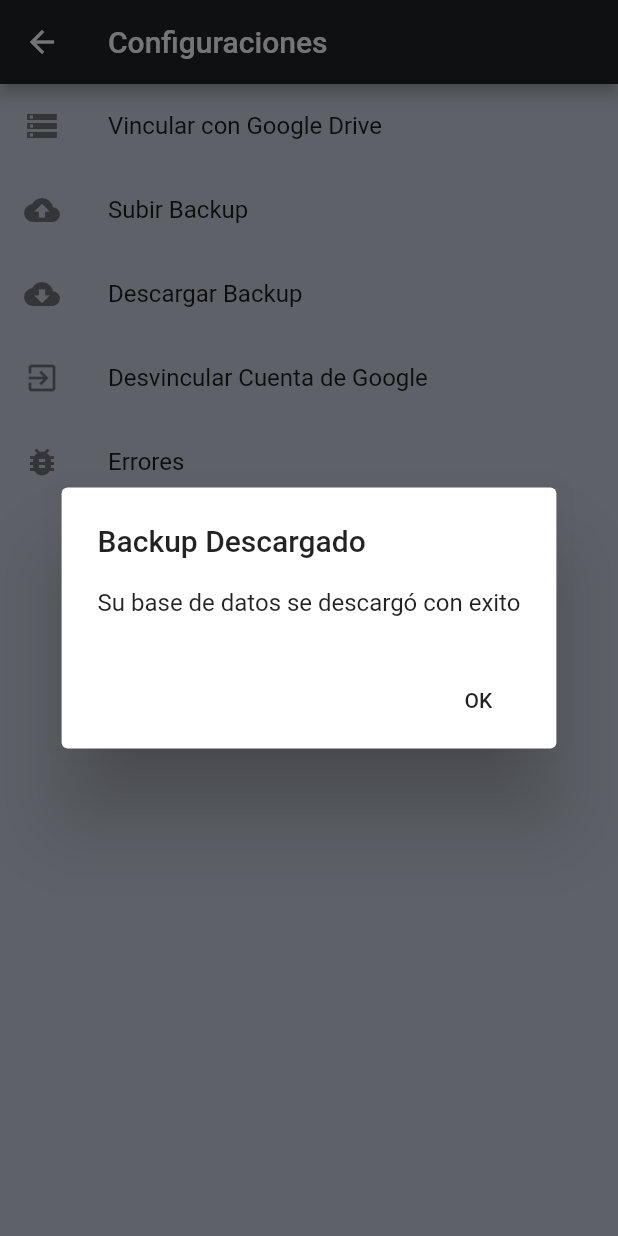
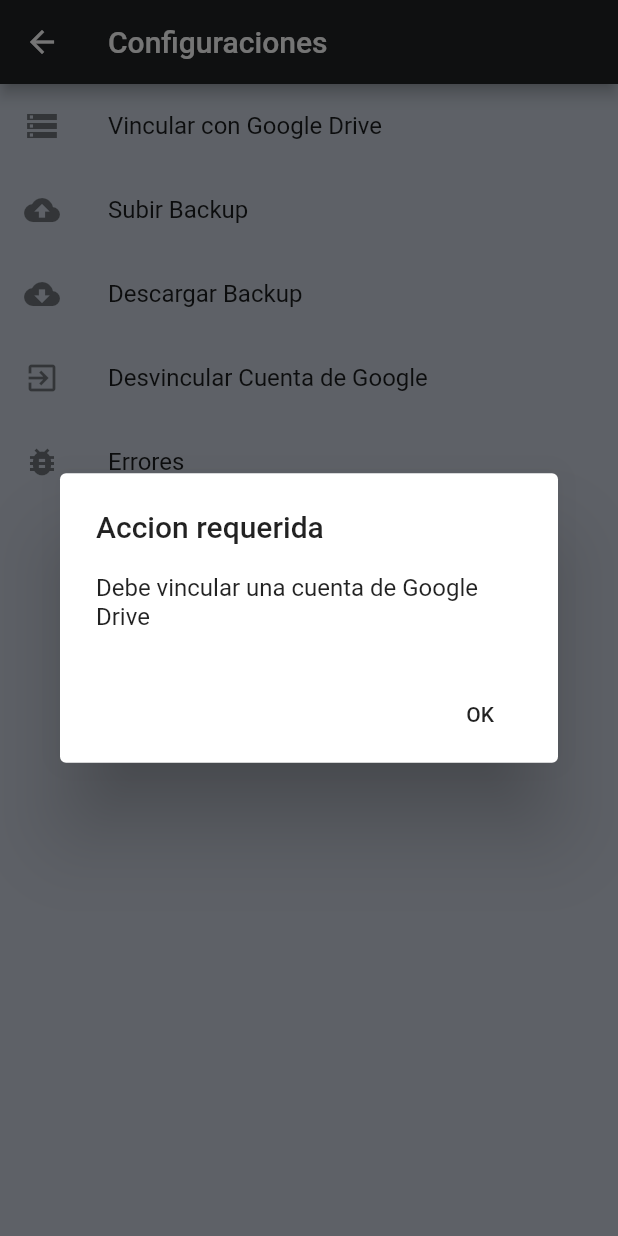
Before and after one commit to demonpo/ClientManagerApp, a Flutter app: the ListSettings screen opened directly, after a tap on "Descargar Backup", on a phone screen of 412 x 824 dp. Run offline on Flutter 3.47's test engine with Material 2 defaults, Android fonts, the phone set to English and light mode, and no system bars; our stand-ins replace firebase_auth, flutter_form_builder, flutter_secure_storage, google_sign_in, image_picker, intl_phone_number_input and 3 more; missing offline and left inert: generic_bloc_provider, googleapis, passcode_screen; accounts and stored records are empty.

Commit message:
[ADD] Progress Dialog and Alert Dialog in settings

```diff
--- a/client_manager_app/lib/Client/ui/widgets/list_settings.dart
+++ b/client_manager_app/lib/Client/ui/widgets/list_settings.dart
@@ -1,12 +1,40 @@
 import 'package:flutter/material.dart';
 import 'package:clientmanagerapp/database/databaseUpload.dart';
+import 'package:progress_dialog/progress_dialog.dart';
 
 
 class ListSettings extends StatelessWidget {
+  ProgressDialog pr;
   DatabaseUpload databaseUpload= new DatabaseUpload();
   @override
   Widget build(BuildContext context) {
+
+    pr = ProgressDialog(
+      context,
+      type: ProgressDialogType.Normal,
+      textDirection: TextDirection.ltr,
+      isDismissible: true,
+    );
+
+    pr.style(
+      message:
+      "Espere un momento ...",
+      borderRadius: 10.0,
+      backgroundColor: Colors.white,
+      elevation: 10.0,
+      insetAnimCurve: Curves.easeInOut,
+      progress: 0.0,
+      progressWidgetAlignment: Alignment.center,
+      maxProgress: 100.0,
+      progressTextStyle: TextStyle(
+          color: Colors.black, fontSize: 14.0, fontWeight: FontWeight.w400),
+      messageTextStyle: TextStyle(
+          color: Colors.black, fontSize: 14.0, fontWeight: FontWeight.w600),
+    );
+
+
     return Scaffold(
+
         appBar: AppBar(
           title: Text("Configuraciones"),
         ),
@@ -15,25 +43,52 @@ class ListSettings extends StatelessWidget {
             ListTile(
               leading: Icon(Icons.storage),
               title: Text('Vincular con Google Drive'),
-                onTap: () {
-                  databaseUpload.loginGoogle();
-
+                onTap: () async {
+                if(!await databaseUpload.isSignedIn()){
+                  pr.show();
+                  Future.delayed(Duration(seconds: 1)).then((value) {
+                    pr.hide().whenComplete(() {
+                      databaseUpload.loginGoogle();
+                    });
+                  });
+                }
+                else{
+                  showAlertDialog(context,"Cuenta vinculada","Su cuenta ya se encuentra vinculada");
+                }
                 }
             ),
             ListTile(
               leading: Icon(Icons.cloud_upload),
               title: Text('Subir Backup'),
-                onTap: () {
-                  databaseUpload.uploadFiles();
-                 showAlertDialog(context,"Backup Subido","Su base de datos se encuentra respaldada en Google Drive");
-                }
+                onTap: () async {
+            if(!await databaseUpload.isSignedIn()){
+              showAlertDialog(context,"Accion requerida","Debe vincular una cuenta de Google Drive");
+                  }
+            else{
+                 databaseUpload.uploadFiles();
+                 pr.show();
+                 Future.delayed(Duration(seconds: 3)).then((value) {
+                   pr.hide().whenComplete(() {
+                     showAlertDialog(context,"Backup Subido","Su base de datos se encuentra respaldada en Google Drive");
+                   });
+                 });
+                }}
             ),
             ListTile(
               leading: Icon(Icons.cloud_download),
               title: Text('Descargar Backup'),
-                onTap: () {
+                onTap: () async {
+                  if (!await databaseUpload.isSignedIn ()){
+                  showAlertDialog(context,"Accion requerida","Debe vincular una cuenta de Google Drive");
+                  }else{
                   databaseUpload.downloadFiles();
+                  pr.show();
+                  Future.delayed(Duration(seconds: 3)).then((value) {
+                  pr.hide().whenComplete(() {
                   showAlertDialog(context,"Backup Descargado","Su base de datos se descargó con exito");
+                  });
+                  });
+                  }
                 }
             ),
             ListTile(
@@ -41,7 +96,12 @@ class ListSettings extends StatelessWidget {
               title: Text('Desvincular Cuenta de Google'),
                 onTap: () {
                   databaseUpload.logoutGoogle();
-                  showAlertDialog(context,"Cuenta Desvinculada","Su cuenta de Google ya no se encuentra vinculada con la aplicación");
+                  pr.show();
+                  Future.delayed(Duration(seconds: 2)).then((value) {
+                    pr.hide().whenComplete(() {
+                      showAlertDialog(context,"Cuenta Desvinculada","Su cuenta de Google ya no se encuentra vinculada con la aplicación");
+                    });
+                  });
                 }
             ),
             ListTile(
--- a/client_manager_app/lib/database/databaseUpload.dart
+++ b/client_manager_app/lib/database/databaseUpload.dart
@@ -27,7 +27,7 @@ class DatabaseUpload {
   final storage = new FlutterSecureStorage();
   final FirebaseAuth _auth = FirebaseAuth.instance;
   final GoogleSignIn googleSignIn =
-  GoogleSignIn(scopes: [ga.DriveApi.DriveFileScope]);
+  GoogleSignIn(scopes: [ga.DriveApi.DriveAppdataScope]);
   GoogleSignInAccount googleSignInAccount;
   ga.FileList list;
   var signedIn = false;
@@ -49,10 +49,14 @@ class DatabaseUpload {
     _logoutFromGoogle();
   }
 
-  Future<void> _loginWithGoogle() async {
-
+  Future<bool> isSignedIn() async {
     signedIn = await storage.read(key: "signedIn") == "true" ? true : false;
     print("LOGIN:  ${signedIn}");
+    return signedIn;
+  }
+
+  Future<void> _loginWithGoogle() async {
+    signedIn = await storage.read(key: "signedIn") == "true" ? true : false;
     googleSignIn.onCurrentUserChanged
         .listen((GoogleSignInAccount googleSignInAccount) async {
       if (googleSignInAccount != null) {
@@ -111,6 +115,8 @@ class DatabaseUpload {
 
 
   _uploadFileToGoogleDrive() async {
+    await _loginWithGoogle();
+    await Future.delayed(Duration(seconds: 3));
     var client = GoogleHttpClient(await googleSignInAccount.authHeaders);
     var drive = ga.DriveApi(client);
     print("Uploading file");
@@ -155,15 +161,14 @@ class DatabaseUpload {
   }
 
   Future<void> _listGoogleDriveFiles() async {
+    await _loginWithGoogle();
+    await Future.delayed(Duration(seconds: 3));
     var client = GoogleHttpClient(await googleSignInAccount.authHeaders);
     var drive = ga.DriveApi(client);
-
     drive.files.list(spaces: 'appDataFolder').then((value) {
-        list = value;
-      for (var i = 0; i < list.files.length; i++) {
-        print("Id: ${list.files[i].id} File Name:${list.files[i].name}");
-        _downloadGoogleDriveFile(list.files[i].name, list.files[i].id);
-      }
+          list = value;
+          print("Id: ${list.files[0].id} File Name:${list.files[0].name}");
+        _downloadGoogleDriveFile(list.files[0].name, list.files[0].id);
     });
   }
 
--- a/client_manager_app/pubspec.yaml
+++ b/client_manager_app/pubspec.yaml
@@ -40,6 +40,7 @@ dependencies:
   googleapis: ^0.54.0
   googleapis_auth: ^0.2.11
   file_picker: ^1.3.8
+  progress_dialog: ^1.2.4
 
 
   # The following adds the Cupertino Icons font to your application.
```
Also changed, not shown: client_manager_app/pubspec.lock.
